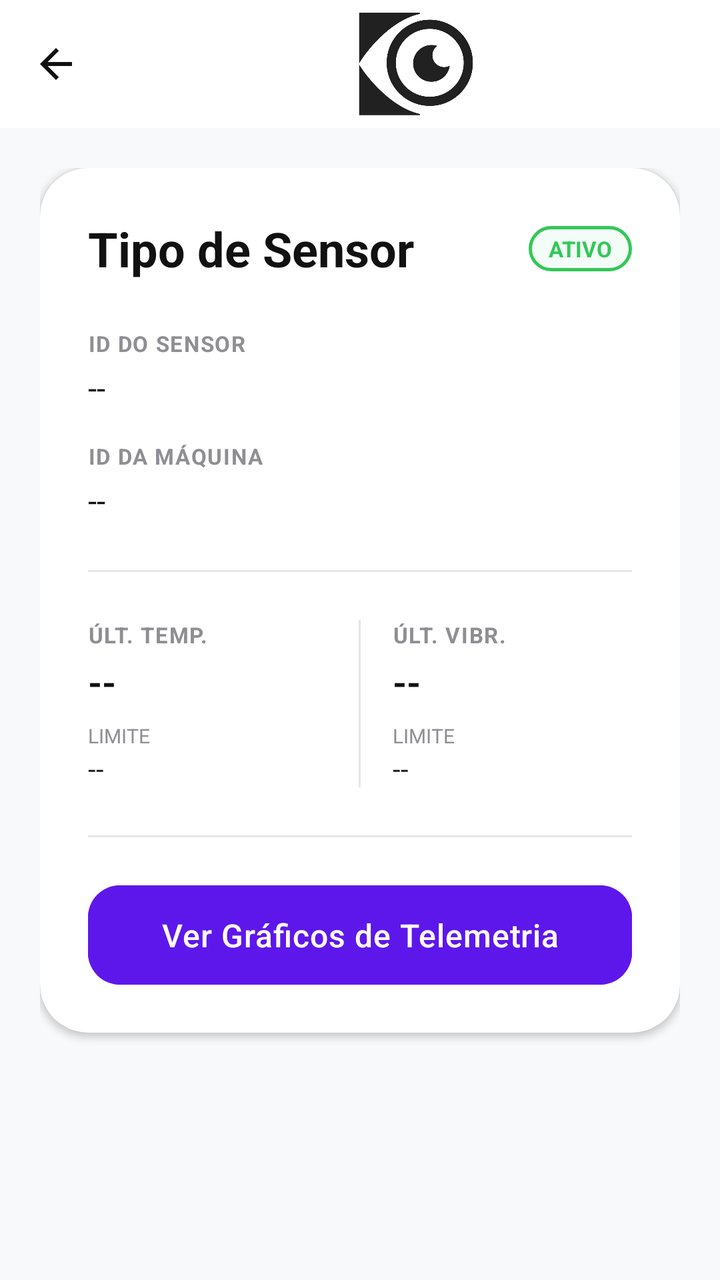
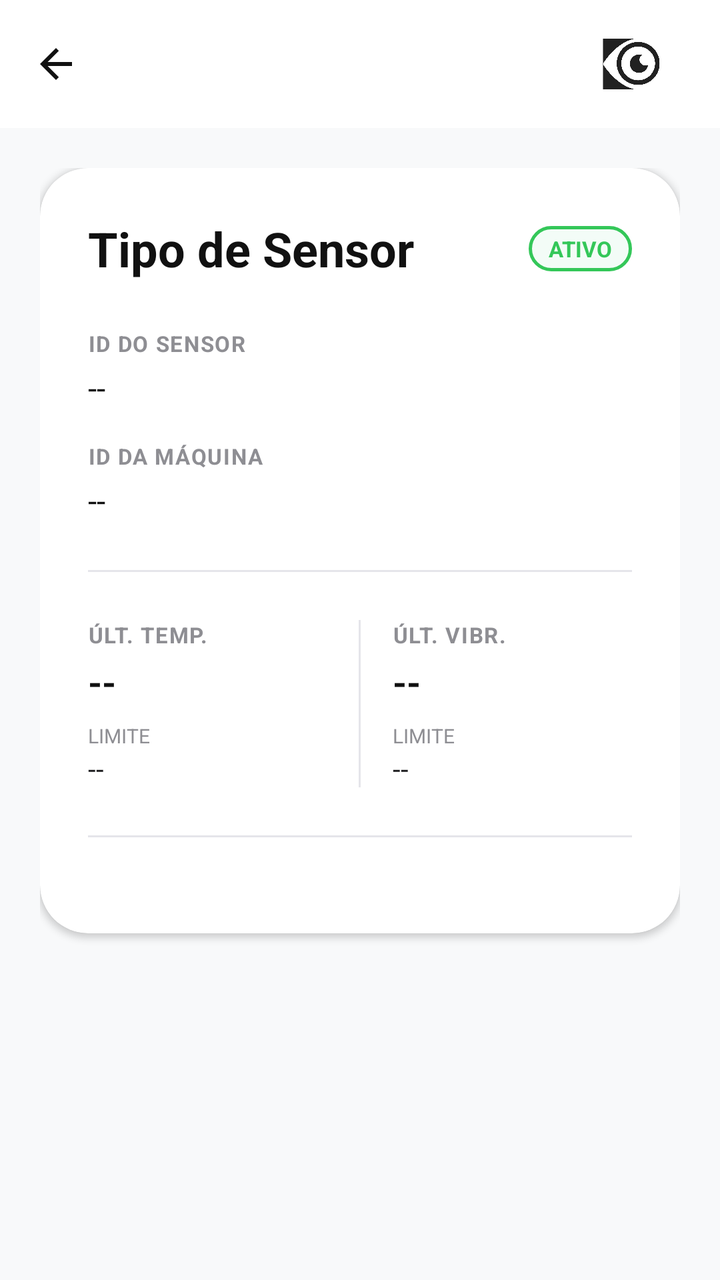

Two renders of the same Android screen: before a commit and after it. Below are the layout's source before the change and the commit's diff.
<!-- AndroidManifest.xml: application theme Theme.Orbis -->
<!-- res/layout/activity_sensor_detalhe.xml -->
<androidx.constraintlayout.widget.ConstraintLayout xmlns:android="http://schemas.android.com/apk/res/android"
    xmlns:app="http://schemas.android.com/apk/res-auto"
    xmlns:tools="http://schemas.android.com/tools"
    android:layout_width="match_parent"
    android:layout_height="match_parent"
    android:background="@color/background"
    tools:context=".ui.main.SensorDetalheActivity">

    <com.google.android.material.appbar.AppBarLayout
        android:id="@+id/appBarLayout"
        android:layout_width="match_parent"
        android:layout_height="wrap_content"
        android:background="@color/white"
        app:elevation="0dp"
        app:layout_constraintTop_toTopOf="parent">

        <com.google.android.material.appbar.MaterialToolbar
            android:id="@+id/toolbar"
            android:layout_width="match_parent"
            android:layout_height="?attr/actionBarSize"
            app:logo="@drawable/orbislogotoolbar"
            app:navigationIcon="@drawable/ic_voltar"
            app:navigationIconTint="@color/black" />
    </com.google.android.material.appbar.AppBarLayout>

    <ScrollView
        android:layout_width="match_parent"
        android:layout_height="0dp"
        android:fillViewport="true"
        app:layout_constraintTop_toBottomOf="@id/appBarLayout"
        app:layout_constraintBottom_toBottomOf="parent">

        <LinearLayout
            android:layout_width="match_parent"
            android:layout_height="wrap_content"
            android:orientation="vertical"
            android:padding="20dp">

            <com.google.android.material.card.MaterialCardView
                android:id="@+id/cardSensor"
                style="@style/ModernCard"
                android:layout_width="match_parent"
                android:layout_height="wrap_content">

                <LinearLayout
                    android:layout_width="match_parent"
                    android:layout_height="wrap_content"
                    android:orientation="vertical"
                    android:padding="24dp">

                    <androidx.constraintlayout.widget.ConstraintLayout
                        android:layout_width="match_parent"
                        android:layout_height="wrap_content"
                        android:layout_marginBottom="24dp">

                        <TextView
                            android:id="@+id/txtTipoVariavel"
                            android:layout_width="0dp"
                            android:layout_height="wrap_content"
                            android:text="Tipo de Sensor"
                            android:textSize="24sp"
                            android:textStyle="bold"
                            android:textColor="@color/black"
                            android:layout_marginEnd="16dp"
                            app:layout_constraintStart_toStartOf="parent"
                            app:layout_constraintEnd_toStartOf="@id/txtEstadoVariavel"
                            app:layout_constraintTop_toTopOf="parent" />

                        <TextView
                            android:id="@+id/txtEstadoVariavel"
                            android:layout_width="wrap_content"
                            android:layout_height="wrap_content"
                            android:text="ATIVO"
                            style="@style/BadgeText"
                            android:textColor="@color/statusGreen"
                            android:background="@drawable/badge_outline_green"
                            app:layout_constraintEnd_toEndOf="parent"
                            app:layout_constraintTop_toTopOf="@id/txtTipoVariavel"
                            app:layout_constraintBottom_toBottomOf="@id/txtTipoVariavel" />

                    </androidx.constraintlayout.widget.ConstraintLayout>

                    
                    <TextView android:layout_width="wrap_content" android:layout_height="wrap_content" android:text="ID DO SENSOR" android:textColor="@color/gray" android:textSize="11sp" android:textStyle="bold" android:letterSpacing="0.05" />
                    <TextView android:id="@+id/txtIdSensorVariavel" android:layout_width="match_parent" android:layout_height="wrap_content" android:text="--" android:textSize="16sp" android:textColor="@color/black" android:layout_marginTop="4dp" android:layout_marginBottom="16dp" />

                    <TextView android:layout_width="wrap_content" android:layout_height="wrap_content" android:text="ID DA MÁQUINA" android:textColor="@color/gray" android:textSize="11sp" android:textStyle="bold" android:letterSpacing="0.05" />
                    <TextView android:id="@+id/txtIdMaquinaVariavel" android:layout_width="match_parent" android:layout_height="wrap_content" android:text="--" android:textSize="16sp" android:textColor="@color/black" android:layout_marginTop="4dp" android:layout_marginBottom="24dp" />

                    <View android:layout_width="match_parent" android:layout_height="1dp" android:background="@color/border" android:layout_marginBottom="24dp" />

                    
                    <LinearLayout
                        android:layout_width="match_parent"
                        android:layout_height="wrap_content"
                        android:orientation="horizontal"
                        android:baselineAligned="false">

                        <LinearLayout android:layout_width="0dp" android:layout_height="wrap_content" android:layout_weight="1" android:orientation="vertical">
                            <TextView android:layout_width="wrap_content" android:layout_height="wrap_content" android:text="ÚLT. TEMP." android:textColor="@color/gray" android:textSize="11sp" android:textStyle="bold" android:letterSpacing="0.05" />
                            <TextView android:id="@+id/txtUltimaTemperaturaVariavel" android:layout_width="match_parent" android:layout_height="wrap_content" android:text="--" android:textSize="18sp" android:textStyle="bold" android:textColor="@color/black" android:layout_marginTop="4dp" />
                            <TextView android:layout_width="wrap_content" android:layout_height="wrap_content" android:text="LIMITE" android:textColor="@color/gray" android:textSize="10sp" android:layout_marginTop="8dp" />
                            <TextView android:id="@+id/txtLimiteTemperaturaVariavel" android:layout_width="match_parent" android:layout_height="wrap_content" android:text="--" android:textSize="14sp" android:textColor="@color/darkGray" />
                        </LinearLayout>

                        <View android:layout_width="1dp" android:layout_height="match_parent" android:background="@color/border" android:layout_marginHorizontal="16dp" />

                        <LinearLayout android:layout_width="0dp" android:layout_height="wrap_content" android:layout_weight="1" android:orientation="vertical">
                            <TextView android:layout_width="wrap_content" android:layout_height="wrap_content" android:text="ÚLT. VIBR." android:textColor="@color/gray" android:textSize="11sp" android:textStyle="bold" android:letterSpacing="0.05" />
                            <TextView android:id="@+id/txtUltimaVibracaoVariavel" android:layout_width="match_parent" android:layout_height="wrap_content" android:text="--" android:textSize="18sp" android:textStyle="bold" android:textColor="@color/black" android:layout_marginTop="4dp" />
                            <TextView android:layout_width="wrap_content" android:layout_height="wrap_content" android:text="LIMITE" android:textColor="@color/gray" android:textSize="10sp" android:layout_marginTop="8dp" />
                            <TextView android:id="@+id/txtLimiteVibracaoVariavel" android:layout_width="match_parent" android:layout_height="wrap_content" android:text="--" android:textSize="14sp" android:textColor="@color/darkGray" />
                        </LinearLayout>

                    </LinearLayout>

                    <View android:layout_width="match_parent" android:layout_height="1dp" android:background="@color/border" android:layout_marginTop="24dp" android:layout_marginBottom="24dp" />

                    <com.google.android.material.button.MaterialButton
                        android:id="@+id/btnVerGraficos"
                        style="@style/PrimaryButton"
                        android:layout_width="match_parent"
                        android:layout_height="wrap_content"
                        android:text="Ver Gráficos de Telemetria"
                        android:backgroundTint="@color/purple" />

                </LinearLayout>
            </com.google.android.material.card.MaterialCardView>

            <Button android:id="@+id/btnVoltar" android:layout_width="0dp" android:layout_height="0dp" android:visibility="gone" />

        </LinearLayout>
    </ScrollView>
</androidx.constraintlayout.widget.ConstraintLayout>
<!-- resources referenced by this layout -->
<resources>
  <color name="background">#F8F9FA</color>
  <color name="black">#111111</color>
  <color name="border">#E5E5EA</color>
  <color name="darkGray">#1C1C1E</color>
  <color name="gray">#8E8E93</color>
  <color name="purple">#5E17EB</color>
  <color name="statusGreen">#34C759</color>
  <color name="white">#FFFFFF</color>
  <!-- drawable badge_outline_green (drawable) -->
  <?xml version="1.0" encoding="utf-8"?>
  <shape xmlns:android="http://schemas.android.com/apk/res/android">
      <stroke
          android:width="1.5dp"
          android:color="@color/statusGreen" />
      <corners android:radius="12dp" />
      <solid android:color="#0D22C55E" /> 
  </shape>
  <!-- drawable ic_voltar (drawable) -->
  <vector xmlns:android="http://schemas.android.com/apk/res/android"
      android:width="24dp"
      android:height="24dp"
      android:viewportWidth="24"
      android:viewportHeight="24">
    <path
        android:fillColor="#000000"
        android:pathData="M20,11H7.83l5.59,-5.59L12,4l-8,8 8,8 1.41,-1.41L7.83,13H20v-2z"/>
  </vector>
  <!-- drawable orbislogotoolbar: png bitmap (drawable, 57971 bytes) -->
  <style name="BadgeText">
          <item name="android:textSize">11sp</item>
          <item name="android:textStyle">bold</item>
          <item name="android:paddingLeft">10dp</item>
          <item name="android:paddingRight">10dp</item>
          <item name="android:paddingTop">4dp</item>
          <item name="android:paddingBottom">4dp</item>
      </style>
  <style name="ModernCard" parent="Widget.Material3.CardView.Elevated">
          <item name="cardCornerRadius">24dp</item>
          <item name="cardElevation">2dp</item>
          <item name="cardBackgroundColor">@color/surface</item>
          <item name="strokeWidth">0dp</item>
      </style>
  <style name="PrimaryButton" parent="Widget.Material3.Button">
          <item name="cornerRadius">16dp</item>
          <item name="android:insetTop">0dp</item>
          <item name="android:insetBottom">0dp</item>
          <item name="android:paddingTop">14dp</item>
          <item name="android:paddingBottom">14dp</item>
          <item name="android:textAllCaps">false</item>
          <item name="android:letterSpacing">0.02</item>
          <item name="android:textSize">16sp</item>
      </style>
  <style name="Theme.Orbis" parent="Base.Theme.Orbis">
          <item name="android:windowBackground">@color/background</item>
          <item name="colorPrimary">@color/purple</item>
          <item name="colorSecondary">@color/statusGreen</item>
          <item name="android:statusBarColor">@color/white</item>
          <item name="android:windowLightStatusBar">true</item>
      </style>
  <color name="surface">#FFFFFF</color>
  <style name="Base.Theme.Orbis" parent="Theme.Material3.DayNight.NoActionBar">
          
          
      </style>
</resources>

<!-- the commit's change to res/layout/activity_sensor_detalhe.xml (unified diff, before → after) -->
@@ -11,6 +11,7 @@
         android:layout_width="match_parent"
         android:layout_height="wrap_content"
         android:background="@color/white"
+        android:fitsSystemWindows="true"
         app:elevation="0dp"
         app:layout_constraintTop_toTopOf="parent">
 
@@ -18,9 +19,20 @@
             android:id="@+id/toolbar"
             android:layout_width="match_parent"
             android:layout_height="?attr/actionBarSize"
-            app:logo="@drawable/orbislogotoolbar"
             app:navigationIcon="@drawable/ic_voltar"
-            app:navigationIconTint="@color/black" />
+            app:navigationIconTint="@color/black"
+            app:title="">
+
+            <ImageView
+                android:layout_width="wrap_content"
+                android:layout_height="32dp"
+                android:layout_gravity="end"
+                android:layout_marginEnd="16dp"
+                android:adjustViewBounds="true"
+                android:src="@drawable/orbislogotoolbar"
+                android:contentDescription="Orbis Logo" />
+
+        </com.google.android.material.appbar.MaterialToolbar>
     </com.google.android.material.appbar.AppBarLayout>
 
     <ScrollView
@@ -116,14 +128,6 @@
 
                     <View android:layout_width="match_parent" android:layout_height="1dp" android:background="@color/border" android:layout_marginTop="24dp" android:layout_marginBottom="24dp" />
 
-                    <com.google.android.material.button.MaterialButton
-                        android:id="@+id/btnVerGraficos"
-                        style="@style/PrimaryButton"
-                        android:layout_width="match_parent"
-                        android:layout_height="wrap_content"
-                        android:text="Ver Gráficos de Telemetria"
-                        android:backgroundTint="@color/purple" />
-
                 </LinearLayout>
             </com.google.android.material.card.MaterialCardView>
 
<!-- resource entries referenced after the edit -->
@@ -42,16 +42,6 @@
           <item name="cardBackgroundColor">@color/surface</item>
           <item name="strokeWidth">0dp</item>
       </style>
-  <style name="PrimaryButton" parent="Widget.Material3.Button">
-          <item name="cornerRadius">16dp</item>
-          <item name="android:insetTop">0dp</item>
-          <item name="android:insetBottom">0dp</item>
-          <item name="android:paddingTop">14dp</item>
-          <item name="android:paddingBottom">14dp</item>
-          <item name="android:textAllCaps">false</item>
-          <item name="android:letterSpacing">0.02</item>
-          <item name="android:textSize">16sp</item>
-      </style>
   <style name="Theme.Orbis" parent="Base.Theme.Orbis">
           <item name="android:windowBackground">@color/background</item>
           <item name="colorPrimary">@color/purple</item>
